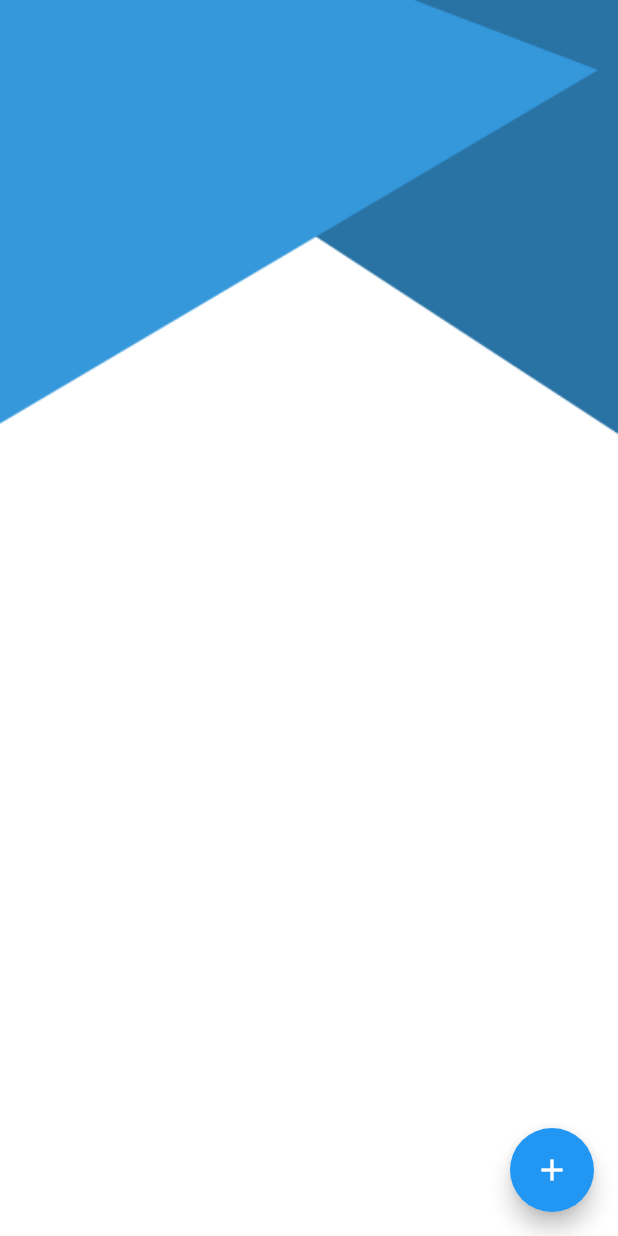
After one commit to Mohamed-Yosry/chat_flutter, a Flutter app: the HomeScreen screen opened by its route, on a phone screen of 412 x 824 dp. The commit adds this screen. Run offline on Flutter 3.47's test engine with Material 2 defaults, Android fonts, the phone set to English and light mode, and no system bars; our stand-ins replace cloud_firestore, firebase_auth, firebase_core; accounts and stored records are empty.

Commit message:
create database class create home screen  class create app provider class

```diff
--- /dev/null
+++ b/lib/AppProvider.dart
@@ -0,0 +1,20 @@
+import 'package:flutter/material.dart';
+import 'User.dart';
+
+class MythemeData{
+  static const primaryColor = Color.fromARGB(255,53,152,219);
+  static const white = Colors.white;
+}
+
+class AppProvider extends ChangeNotifier{
+  User? currentUser ;
+
+  void updateUser(User ? user)
+  {
+    currentUser = user;
+    notifyListeners();
+  }
+
+
+
+}
--- /dev/null
+++ b/lib/HomeScreen.dart
@@ -0,0 +1,30 @@
+
+import 'package:flutter/material.dart';
+
+class HomeScreen extends StatelessWidget {
+  static const String routeName = 'homeScreen';
+  @override
+  Widget build(BuildContext context) {
+    return Stack(
+      children: [
+        Container(
+          decoration: BoxDecoration(color: Colors.white),
+          child: Image.asset(
+            'assets/TopScreen.png',
+            fit: BoxFit.fill,
+            width: double.infinity,
+            height: double.infinity,
+          ),
+        ),
+        Scaffold(
+          backgroundColor: Colors.transparent,
+          floatingActionButton: FloatingActionButton(
+            onPressed: (){
+            },
+            child: Icon(Icons.add),
+          ),
+        ),
+      ],
+    );
+  }
+}
--- /dev/null
+++ b/lib/User.dart
@@ -0,0 +1,22 @@
+class User{
+  String id ;
+  String userName;
+  String email ;
+  static const String CollectionName = 'users';
+  User({required this.email,required this.id,required this.userName});
+  User.fromJson(Map<String, Object?> json)
+      : this(
+    id: json['id']! as String,
+    userName: json['userName']! as String,
+    email: json['email']! as String,
+  );
+
+  Map<String, Object?> toJson() {
+    return {
+      'id': id,
+      'userName': userName,
+      'email' : email,
+    };
+  }
+
+}
```
Also changed, not shown: lib/database/DataBaseHelper.dart (added, +11 -0 lines), lib/main.dart (+19 -93 lines), lib/registration/RegistrationScrenn.dart (+80 -3 lines), pubspec.yaml (+9 -8 lines), pubspec.lock, 2 other files.
